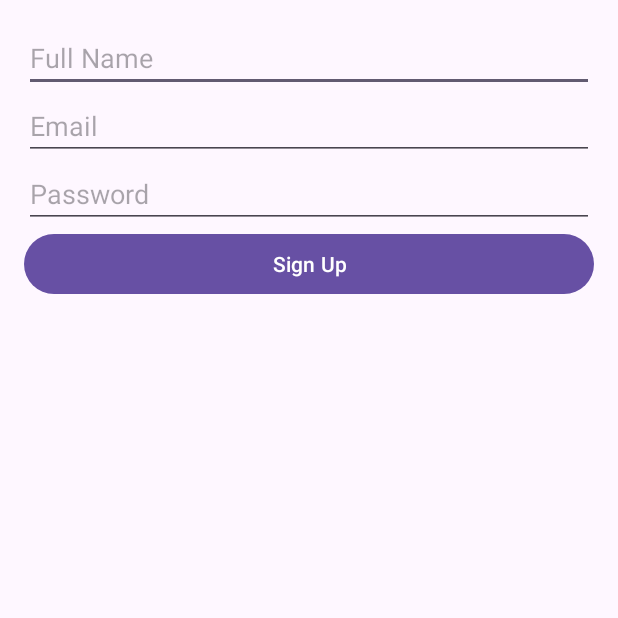
After one commit to Emmanuel3Contreras/Mc_ToDo, an Android app: the SignupActivity screen opened directly, with no data from a screen before it, on a phone screen of 412 x 824 dp, the top half of it. The commit adds this screen. Run offline under Robolectric (Android 15) with nearby library versions, the phone set to English and light mode, and no system bars.

Commit message:
Estructura login y signup

```diff
--- /dev/null
+++ b/app/src/main/java/com/example/mc_todo/SignupActivity.kt
@@ -0,0 +1,41 @@
+package com.example.mc_todo
+
+import android.os.Bundle
+import androidx.activity.enableEdgeToEdge
+import androidx.appcompat.app.AppCompatActivity
+import androidx.core.view.ViewCompat
+import androidx.core.view.WindowInsetsCompat
+import android.content.Intent
+import android.widget.Button
+import android.widget.EditText
+import android.widget.Toast
+
+class SignupActivity : AppCompatActivity() {
+    override fun onCreate(savedInstanceState: Bundle?) {
+        super.onCreate(savedInstanceState)
+        setContentView(R.layout.activity_signup)
+
+        // Referencias a los elementos de la UI
+        val etName = findViewById<EditText>(R.id.etName)
+        val etEmail = findViewById<EditText>(R.id.etEmail)
+        val etPassword = findViewById<EditText>(R.id.etPassword)
+        val btnSignup = findViewById<Button>(R.id.btnSignup)
+
+        // Botón de Signup
+        btnSignup.setOnClickListener {
+            val name = etName.text.toString()
+            val email = etEmail.text.toString()
+            val password = etPassword.text.toString()
+
+            if (name.isEmpty() || email.isEmpty() || password.isEmpty()) {
+                Toast.makeText(this, "Por favor, rellena todos los campos", Toast.LENGTH_SHORT).show()
+            } else {
+                // Aquí iría la lógica de registro (Firebase, API, etc.)
+                Toast.makeText(this, "Registro exitoso", Toast.LENGTH_SHORT).show()
+                // Redirigir a LoginActivity después del registro
+                startActivity(Intent(this, LoginActivity::class.java))
+                finish() // Opcional: cierra SignupActivity para evitar volver atrás
+            }
+        }
+    }
+}
--- /dev/null
+++ b/app/src/main/res/layout/activity_signup.xml
@@ -0,0 +1,38 @@
+<?xml version="1.0" encoding="utf-8"?>
+<LinearLayout
+    xmlns:android="http://schemas.android.com/apk/res/android"
+    android:layout_width="match_parent"
+    android:layout_height="match_parent"
+    android:orientation="vertical"
+    android:padding="16dp">
+
+    <!-- Name Input -->
+    <EditText
+        android:id="@+id/etName"
+        android:layout_width="match_parent"
+        android:layout_height="wrap_content"
+        android:hint="Full Name"/>
+
+    <!-- Email Input -->
+    <EditText
+        android:id="@+id/etEmail"
+        android:layout_width="match_parent"
+        android:layout_height="wrap_content"
+        android:hint="Email"
+        android:inputType="textEmailAddress"/>
+
+    <!-- Password Input -->
+    <EditText
+        android:id="@+id/etPassword"
+        android:layout_width="match_parent"
+        android:layout_height="wrap_content"
+        android:hint="Password"
+        android:inputType="textPassword"/>
+
+    <!-- Signup Button -->
+    <Button
+        android:id="@+id/btnSignup"
+        android:layout_width="match_parent"
+        android:layout_height="wrap_content"
+        android:text="Sign Up"/>
+</LinearLayout>
--- a/app/src/main/res/values/strings.xml
+++ b/app/src/main/res/values/strings.xml
@@ -1,4 +1,5 @@
 <resources>
-    <string name="app_name">Mc ToDo</string> <string name="app_logo_description">Logo de la aplicación</string>
+    <string name="app_name">Mc ToDo</string>
+    <string name="app_logo_description">Logo de la aplicación</string>
     <string name="microsoft_logo_description">Logo de Microsoft</string>
 </resources>
```
Also changed, not shown: app/src/main/AndroidManifest.xml (+13 -8 lines), app/src/main/java/com/example/mc_todo/LoginActivity.kt (added, +42 -0 lines), app/src/main/java/com/example/mc_todo/SplashScreenActivity.kt (+7 -8 lines), app/src/main/res/layout/activity_login.xml (added, +40 -0 lines).
